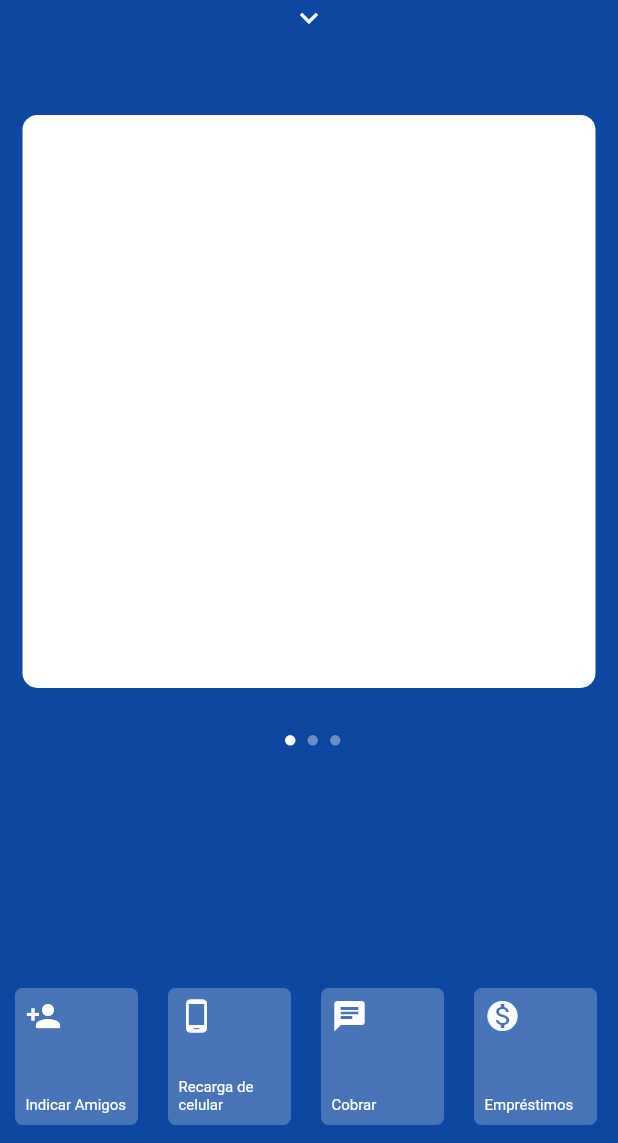
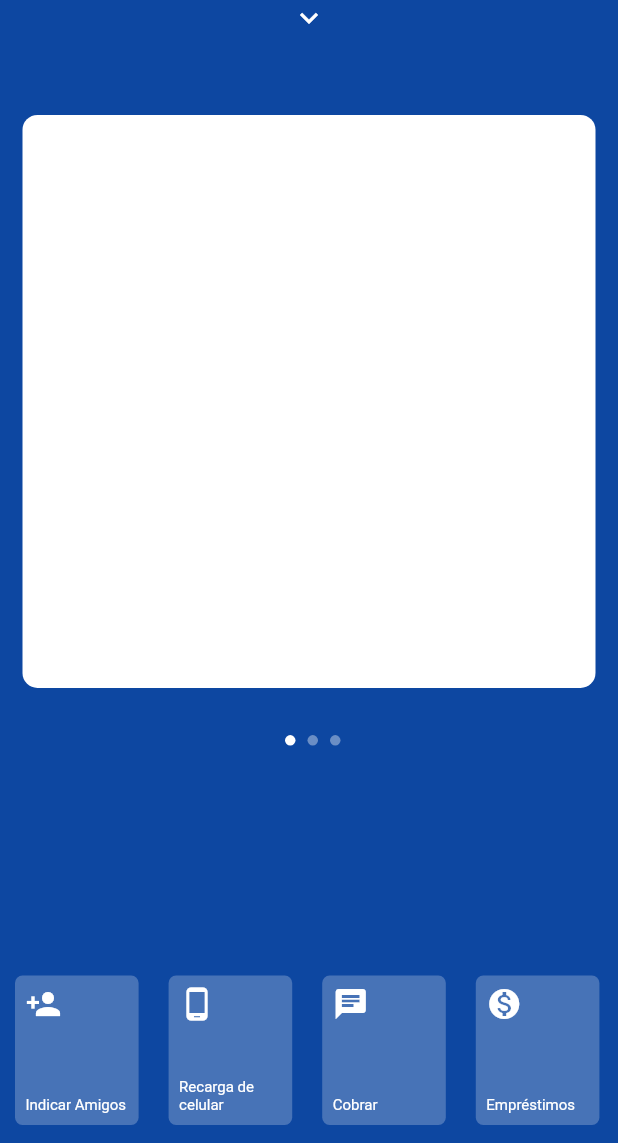
Before and after one commit to RamonXavier/BankRx, a Flutter app: the screen it shows after launch, on a phone screen of 412 x 824 dp, the part 93-1236 px from its top. Run offline on Flutter 3.47's test engine with Material 2 defaults, Android fonts, the light colour scheme and no system bars; network calls fail.

Commit message:
ajustes de responsividade

```diff
--- a/bankrx/lib/pages/home/home.pages.dart
+++ b/bankrx/lib/pages/home/home.pages.dart
@@ -87,12 +87,14 @@ class _HomePageState extends State<HomePage> {
             bottom: !_showMenu ? 0 + MediaQuery.of(context).padding.bottom : 0,
             left: 0,
             right: 0,
+            child: IgnorePointer(
+              ignoring: _showMenu,
               child: AnimatedOpacity(
                 duration: const Duration(milliseconds: 200),
                 opacity: !_showMenu ? 1 : 0,
                 // ignore: sized_box_for_whitespace
                 child: Container(
-                height: _screenHeight * 0.14,
+                  height: _screenHeight * 0.15,
                   child: ListView(
                     physics: const BouncingScrollPhysics(),
                     scrollDirection: Axis.horizontal,
@@ -100,7 +102,8 @@ class _HomePageState extends State<HomePage> {
                       ItemMenuBottom(
                           icon: Icons.person_add, text: "Indicar Amigos"),
                       ItemMenuBottom(
-                        icon: Icons.phone_android, text: "Recarga de celular"),
+                          icon: Icons.phone_android,
+                          text: "Recarga de celular"),
                       ItemMenuBottom(icon: Icons.chat, text: "Cobrar"),
                       ItemMenuBottom(
                           icon: Icons.monetization_on, text: "Empréstimos"),
@@ -119,6 +122,7 @@ class _HomePageState extends State<HomePage> {
                   ),
                 ),
               ),
+            ),
           )
         ],
       ),
--- a/bankrx/lib/pages/home/widgets/item_menu_bottom.widget.dart
+++ b/bankrx/lib/pages/home/widgets/item_menu_bottom.widget.dart
@@ -25,7 +25,7 @@ class ItemMenuBottom extends StatelessWidget {
             ],
           ),
         ),
-        width: 82,
+        width: MediaQuery.of(context).size.width * 0.20,
         height: 30,
         decoration: BoxDecoration(
             borderRadius: BorderRadius.circular(5), color: Colors.white24),
--- a/bankrx/lib/pages/home/widgets/menuApp.widget.dart
+++ b/bankrx/lib/pages/home/widgets/menuApp.widget.dart
@@ -18,6 +18,8 @@ class MenuApp extends StatelessWidget {
         opacity: showMenu ? 1 : 0,
         child: SizedBox(
           height: MediaQuery.of(context).size.height * 0.63,
+          child: SingleChildScrollView(
+            physics: const BouncingScrollPhysics(),
             child: Column(
               children: <Widget>[
                 Image.network(
@@ -53,8 +55,7 @@ class MenuApp extends StatelessWidget {
                   style: TextStyle(fontSize: 12),
                 ),
                 const SizedBox(height: 20),
-              SingleChildScrollView(
-                child: Padding(
+                Padding(
                   padding: const EdgeInsets.symmetric(horizontal: 30.0),
                   child: Column(
                     children: <Widget>[
@@ -96,9 +97,9 @@ class MenuApp extends StatelessWidget {
                       ),
                     ],
                   ),
-                ),
                 )
               ],
+            ),
           ),
         ),
       ),
```
Lines whose indentation alone changed are shown as unchanged.
